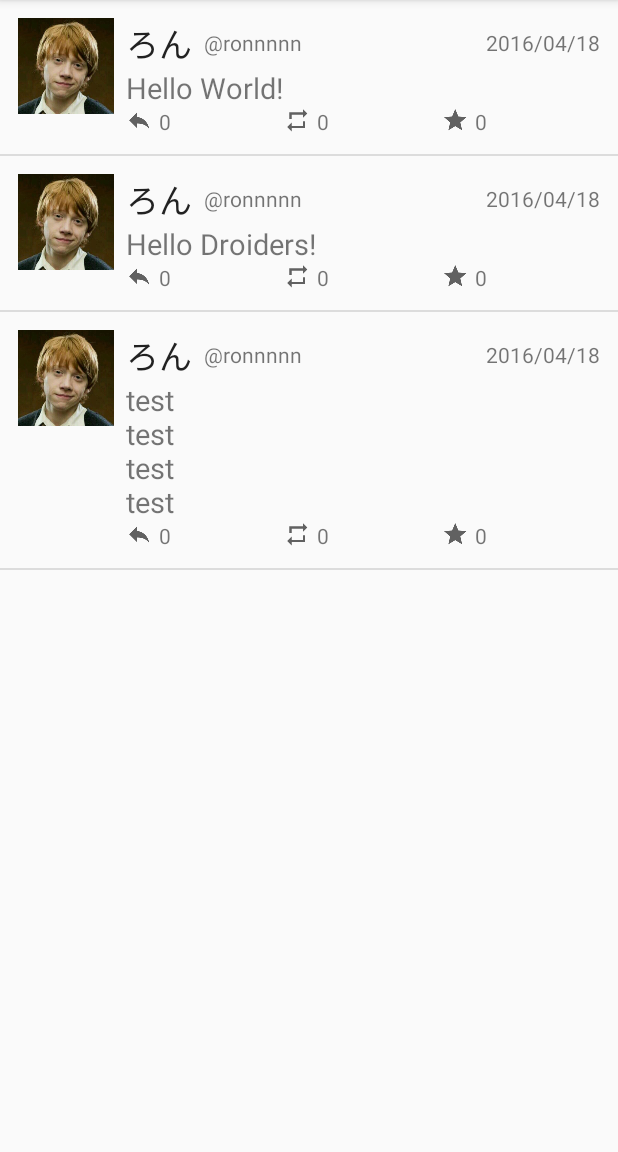
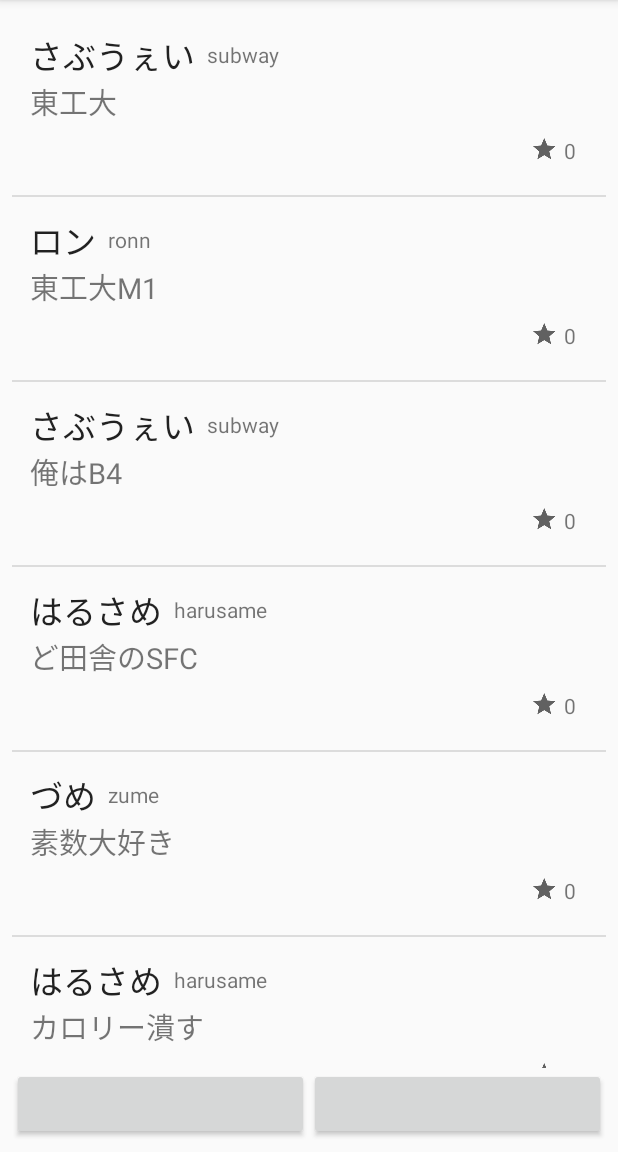
Before and after one commit to SeiyaKokushi/SNS_sample, an Android app: the screen it shows after launch (MainActivity), on a phone screen of 412 x 824 dp, the part 84-1236 px from its top. Run offline under Robolectric (Android 15) with nearby library versions, the phone set to English and light mode, and no system bars; libraries missing offline, so code that uses them is left out: com.firebase.client; 1 statement that could not run was skipped.

Commit message:
modified a lot of thing

```diff
--- a/app/src/main/AndroidManifest.xml
+++ b/app/src/main/AndroidManifest.xml
@@ -1,6 +1,8 @@
 <?xml version="1.0" encoding="utf-8"?>
 <manifest xmlns:android="http://schemas.android.com/apk/res/android"
     package="com.kokushiseiya.sns_sample">
+
+    <uses-permission android:name="android.permission.INTERNET" />
 
     <application
         android:allowBackup="true"
--- a/app/src/main/java/com/kokushiseiya/sns_sample/Contain.java
+++ /dev/null
@@ -1,103 +0,0 @@
-package com.kokushiseiya.sns_sample;
-
-/**
- * Created by kokushiseiya on 16/04/18.
- */
-public class Contain {
-
-    private String userName = ""; // リストに表示させるuser name
-    private String userId = ""; // リストに表示させるuser id
-    private String time = ""; // リストに表示させる時間
-    private String text = ""; // リストに表示させる文章
-    private int replyNum = 0; // Replyの数
-    private int shareNum = 0; // Shareの数
-    private int likeNum = 0; // Like(ファボ)数
-
-    /**
-     * userNameのセッター
-     * @param userName リストに表示させるuser name
-     */
-    public void setUserName(String userName) {
-        this.userName = userName;
-    }
-
-    /**
-     * userNameのゲッター
-     * @return リストに表示させるuser name
-     */
-    public String getUserName() {
-        return this.userName;
-    }
-
-    /**
-     * userIdのセッター
-     * @param userId リストに表示させるuser id
-     */
-    public void setUserId(String userId) {
-        this.userId = "@" + userId;
-    }
-
-    /**
-     * userIdのゲッター
-     * @return リストに表示させるuser id
-     */
-    public String getUserId() {
-        return this.userId;
-    }
-
-    /**
-     * timeのセッター
-     * @param time
-     */
-    public void setTime(String time) {
-        this.time = time;
-    }
-
-    /**
-     * timeのゲッター
-     * @return リストに表示させる時間
-     */
-    public String getTime() {
-        return this.time;
-    }
-
-    /**
-     * textのセッター
-     * @param text リストに表示させる文章
-     */
-    public void setText(String text) {
-        this.text = text;
-    }
-
-    /**
-     * textのゲッター
-     * @return リストに表示させる文章
-     */
-    public String getText() {
-        return this.text;
-    }
-
-    /**
-     * replyNumのゲッター
-     * @return reply数
-     */
-    public int getReplyNum() {
-        return this.replyNum;
-    }
-
-    /**
-     * shareNumのゲッター
-     * @return share数
-     */
-    public int getShareNum() {
-        return this.shareNum;
-    }
-
-    /**
-     * likeNumのゲッター
-     * @return Like(ファボ)数
-     */
-    public int getLikeNum() {
-        return this.likeNum;
-    }
-}
--- a/app/src/main/java/com/kokushiseiya/sns_sample/ListAdapter.java
+++ b/app/src/main/java/com/kokushiseiya/sns_sample/ListAdapter.java
@@ -13,20 +13,14 @@ import java.util.ArrayList;
 /**
  * Created by kokushiseiya on 16/04/18.
  */
-public class ListAdapter extends ArrayAdapter<Contain> {
+public class ListAdapter extends ArrayAdapter<Post> {
 
     private Context context; // Activityのcontext
     private int layoutId; // ListViewレイアウトのID
-    private ArrayList<Contain> lists; // 各項目の内容を格納しているArrayList
+    private ArrayList<Post> lists; // 各項目の内容を格納しているArrayList
     private LayoutInflater inflater;
 
-    /**
-     * コンストラクタ
-     * @param context Activityのcontext
-     * @param layoutId ListViewレイアウトのID
-     * @param lists 各項目の内容を格納しているArrayList
-     */
-    public ListAdapter(Context context, int layoutId, ArrayList<Contain> lists) {
+    public ListAdapter(Context context, int layoutId, ArrayList<Post> lists) {
         super(context, layoutId, lists);
 
         // 各フィールドの初期化・更新
@@ -36,15 +30,8 @@ public class ListAdapter extends ArrayAdapter<Contain> {
         this.inflater = (LayoutInflater) context.getSystemService(Context.LAYOUT_INFLATER_SERVICE);
     }
 
-    /**
-     * 各項目の内容を返すメソッド
-     * @param position リストの要素番号
-     * @param convertView 更新したいview
-     * @param parent 各項目のviewをまとめてる親となるview
-     * @return
-     */
     @Override
-    public View getView(int position, View convertView, ViewGroup parent) {
+    public View getView(final int position, View convertView, ViewGroup parent) {
         final View view;
         ImageButton likeButton;
 
@@ -54,7 +41,7 @@ public class ListAdapter extends ArrayAdapter<Contain> {
             view = inflater.inflate(layoutId, null);
         }
 
-        final Contain contain = lists.get(position);
+        final Post post = lists.get(position);
 
         likeButton = (ImageButton) view.findViewById(R.id.likeButton);
         likeButton.setOnClickListener(new View.OnClickListener() {
@@ -62,21 +49,18 @@ public class ListAdapter extends ArrayAdapter<Contain> {
             public void onClick(View v) {
                 int beforeClicked = Integer.parseInt(((TextView) view.findViewById(R.id.likeNum)).getText().toString());
 
-                if (beforeClicked == contain.getLikeNum() + 1) {
-                    ((TextView) view.findViewById(R.id.likeNum)).setText(String.valueOf(contain.getLikeNum()));
+                if (beforeClicked == post.getLikeNum() + 1) {
+                    ((TextView) view.findViewById(R.id.likeNum)).setText(String.valueOf(post.getLikeNum()));
                 } else {
-                    ((TextView) view.findViewById(R.id.likeNum)).setText(String.valueOf(contain.getLikeNum() + 1));
+                    ((TextView) view.findViewById(R.id.likeNum)).setText(String.valueOf(post.getLikeNum() + 1));
                 }
             }
         });
 
-        ((TextView) view.findViewById(R.id.userName)).setText(contain.getUserName());
-        ((TextView) view.findViewById(R.id.userId)).setText(contain.getUserId());
-        ((TextView) view.findViewById(R.id.time)).setText(contain.getTime());
-        ((TextView) view.findViewById(R.id.contain)).setText(contain.getText());
-        ((TextView) view.findViewById(R.id.replyNum)).setText(String.valueOf(contain.getReplyNum()));
-        ((TextView) view.findViewById(R.id.shareNum)).setText(String.valueOf(contain.getShareNum()));
-        ((TextView) view.findViewById(R.id.likeNum)).setText(String.valueOf(contain.getLikeNum()));
+        ((TextView) view.findViewById(R.id.userName)).setText(post.getUser().getUserName());
+        ((TextView) view.findViewById(R.id.userId)).setText(post.getUser().getUserId());
+        ((TextView) view.findViewById(R.id.contain)).setText(post.getText());
+        ((TextView) view.findViewById(R.id.likeNum)).setText(String.valueOf(post.getLikeNum()));
 
         return view;
     }
--- a/app/src/main/java/com/kokushiseiya/sns_sample/MainActivity.java
+++ b/app/src/main/java/com/kokushiseiya/sns_sample/MainActivity.java
@@ -3,6 +3,8 @@ package com.kokushiseiya.sns_sample;
 import android.support.v7.app.AppCompatActivity;
 import android.os.Bundle;
 import android.widget.ListView;
+
+import com.firebase.client.Firebase;
 
 import java.util.ArrayList;
 
@@ -13,33 +15,31 @@ public class MainActivity extends AppCompatActivity {
         super.onCreate(savedInstanceState);
         setContentView(R.layout.activity_main);
 
+        Firebase.setAndroidContext(this);
+
+
+        User user1 = new User("subway", "さぶうぇい");
+        User user2 = new User("ronn", "ロン");
+        User user3 = new User("harusame", "はるさめ");
+        User user4 = new User("zume", "づめ");
+
+
+        Post post1 = new Post(user1, "東工大");
+        Post post2 = new Post(user2, "東工大M1");
+        Post post3 = new Post(user1, "俺はB4");
+        Post post4 = new Post(user3, "ど田舎のSFC");
+        Post post5 = new Post(user4, "素数大好き");
+        Post post6 = new Post(user3, "カロリー潰す");
+
         // 各項目の内容を格納するArrayListのインスタンスを生成
-        ArrayList<Contain> lists = new ArrayList<Contain>();
+        ArrayList<Post> lists = new ArrayList<>();
 
-        // 各項目の内容を初期化して、上で生成したlistに格納
-        Contain contain1 = new Contain();
-        contain1.setUserName("ろん");
-        contain1.setUserId("ronnnnn");
-        contain1.setTime("2016/04/18");
-        contain1.setText("Hello World!");
-        lists.add(contain1);
-
-        Contain contain2 = new Contain();
-        contain2.setUserName("ろん");
-        contain2.setUserId("ronnnnn");
-        contain2.setTime("2016/04/18");
-        contain2.setText("Hello Droiders!");
-        lists.add(contain2);
-
-        Contain contain3 = new Contain();
-        contain3.setUserName("ろん");
-        contain3.setUserId("ronnnnn");
-        contain3.setTime("2016/04/18");
-        contain3.setText("test\n" +
-                "test\n" +
-                "test\n" +
-                "test");
-        lists.add(contain3);
+        lists.add(post1);
+        lists.add(post2);
+        lists.add(post3);
+        lists.add(post4);
+        lists.add(post5);
+        lists.add(post6);
 
         ListAdapter listAdapter = new ListAdapter(this, R.layout.contain_layout, lists);
 
--- /dev/null
+++ b/app/src/main/java/com/kokushiseiya/sns_sample/Post.java
@@ -0,0 +1,40 @@
+package com.kokushiseiya.sns_sample;
+
+/**
+ * Created by kokushiseiya on 16/04/18.
+ */
+public class Post {
+
+    private User user;
+    private String text; // リストに表示させる文章
+    private int likeNum; // Like(ファボ)数
+
+    //空のコンストラクタ
+    public Post(){ }
+
+    public Post(User user, String text){
+        this.user = user;
+        this.text = text;
+
+        this.likeNum = 0;
+    }
+
+    public User getUser() {
+        return this.user;
+    }
+
+
+    public String getText() {
+        return this.text;
+    }
+
+    public int getLikeNum() {
+        return this.likeNum;
+    }
+
+    //like数を変化させるメソッド
+    public void plusLike(){
+        this.likeNum++;
+    }
+
+}
--- /dev/null
+++ b/app/src/main/java/com/kokushiseiya/sns_sample/User.java
@@ -0,0 +1,26 @@
+package com.kokushiseiya.sns_sample;
+
+/**
+ * Created by shunsuke on 16/04/18.
+ */
+public class User {
+
+    private String userId;
+    private String userName;
+
+    //空のコンストラクタ
+    public User(){ }
+
+    public User(String userId, String userName){
+        this.userId = userId;
+        this.userName = userName;
+    }
+
+    public String getUserId(){
+        return this.userId;
+    }
+
+    public String getUserName(){
+        return this.userName;
+    }
+}
--- a/app/src/main/res/layout/activity_main.xml
+++ b/app/src/main/res/layout/activity_main.xml
@@ -1,6 +1,36 @@
 <?xml version="1.0" encoding="utf-8"?>
-<ListView xmlns:android="http://schemas.android.com/apk/res/android"
-    android:orientation="vertical" android:layout_width="fill_parent"
-    android:layout_height="fill_parent"
-    android:id="@+id/list">
-</ListView>
+<LinearLayout
+    xmlns:android="http://schemas.android.com/apk/res/android"
+    android:layout_height="match_parent"
+    android:layout_width="match_parent"
+    android:orientation="vertical"
+    android:padding="8dp">
+
+
+    <ListView
+        android:layout_width="match_parent"
+        android:layout_height="0dp"
+        android:layout_weight="1"
+        android:id="@+id/list" >
+    </ListView>
+
+
+    <LinearLayout
+        android:layout_width="match_parent"
+        android:layout_height="wrap_content"
+        android:orientation="horizontal" >
+
+        <Button
+            android:layout_width="0dp"
+            android:layout_height="48dp"
+            android:layout_weight="1"/>
+
+        <Button
+            android:layout_width="0dp"
+            android:layout_height="48dp"
+            android:layout_weight="1"/>
+
+
+    </LinearLayout>
+
+</LinearLayout>
--- a/app/src/main/res/layout/contain_layout.xml
+++ b/app/src/main/res/layout/contain_layout.xml
@@ -4,19 +4,6 @@
     android:orientation="horizontal"
     android:padding="8dp"
     android:elevation="4dp">
-
-    <LinearLayout
-        android:orientation="horizontal"
-        android:layout_width="wrap_content"
-        android:layout_height="wrap_content"
-        android:padding="4dp">
-
-        <ImageView
-            android:layout_width="64dp"
-            android:layout_height="64dp"
-            android:id="@+id/userImageView"
-            android:src="@drawable/ron" />
-    </LinearLayout>
 
     <LinearLayout
         android:orientation="vertical"
@@ -53,21 +40,6 @@
                 android:layout_alignParentEnd="false"
                 android:layout_centerVertical="true" />
 
-            <TextView
-                android:layout_width="wrap_content"
-                android:layout_height="wrap_content"
-                android:textAppearance="?android:attr/textAppearanceSmall"
-                android:text="time"
-                android:id="@+id/time"
-                android:layout_alignParentStart="false"
-                android:layout_alignWithParentIfMissing="false"
-                android:layout_alignParentTop="false"
-                android:layout_marginLeft="4dp"
-                android:layout_alignParentBottom="false"
-                android:layout_alignParentEnd="false"
-                android:layout_alignParentRight="true"
-                android:layout_centerVertical="true" />
-
         </RelativeLayout>
 
         <LinearLayout
@@ -93,53 +65,9 @@
                 android:orientation="horizontal"
                 android:layout_width="0dp"
                 android:layout_height="wrap_content"
-                android:layout_weight="1">
-
-                <ImageButton
-                    android:layout_width="wrap_content"
-                    android:layout_height="wrap_content"
-                    android:id="@+id/replyButton"
-                    android:src="@drawable/ic_reply_grey_700_18dp"
-                    android:background="@android:color/transparent" />
-
-                <TextView
-                    android:layout_width="wrap_content"
-                    android:layout_height="wrap_content"
-                    android:textAppearance="?android:attr/textAppearanceSmall"
-                    android:text="0"
-                    android:id="@+id/replyNum"
-                    android:layout_marginLeft="4dp"
-                    android:layout_gravity="bottom" />
-            </LinearLayout>
-
-            <LinearLayout
-                android:orientation="horizontal"
-                android:layout_width="0dp"
-                android:layout_height="wrap_content"
-                android:layout_weight="1">
-
-                <ImageButton
-                    android:layout_width="wrap_content"
-                    android:layout_height="wrap_content"
-                    android:id="@+id/shareButton"
-                    android:src="@drawable/ic_repeat_grey_700_18dp"
-                    android:background="@android:color/transparent" />
-
-                <TextView
-                    android:layout_width="wrap_content"
-                    android:layout_height="wrap_content"
-                    android:textAppearance="?android:attr/textAppearanceSmall"
-                    android:text="0"
-                    android:id="@+id/shareNum"
-                    android:layout_marginLeft="4dp"
-                    android:layout_gravity="bottom" />
-            </LinearLayout>
-
-            <LinearLayout
-                android:orientation="horizontal"
-                android:layout_width="0dp"
-                android:layout_height="wrap_content"
-                android:layout_weight="1">
+                android:layout_weight="1"
+                android:gravity="end"
+                android:layout_margin="8dp">
 
                 <ImageButton
                     android:layout_width="wrap_content"
--- a/gradle.properties
+++ b/gradle.properties
@@ -16,3 +16,5 @@
 # This option should only be used with decoupled projects. More details, visit
 # http://www.gradle.org/docs/current/userguide/multi_project_builds.html#sec:decoupled_projects
 # org.gradle.parallel=true
+
+FIREBASE_URL="https://sns-lit-sample.firebaseio.com/"
```
Also changed, not shown: app/build.gradle (+9 -0 lines).
